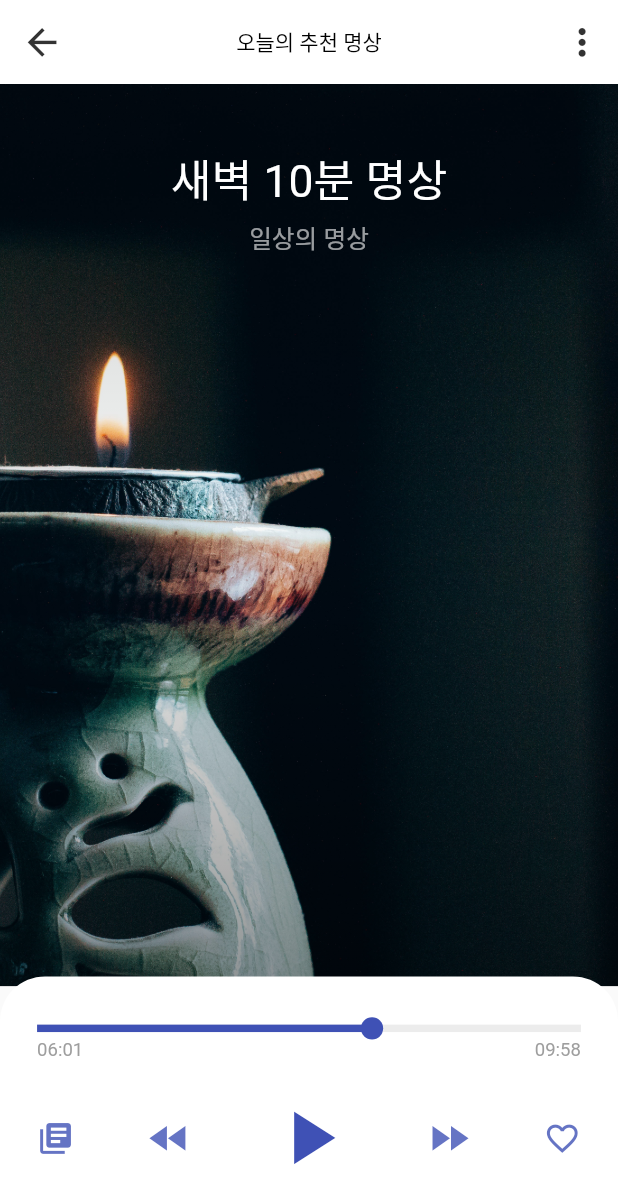
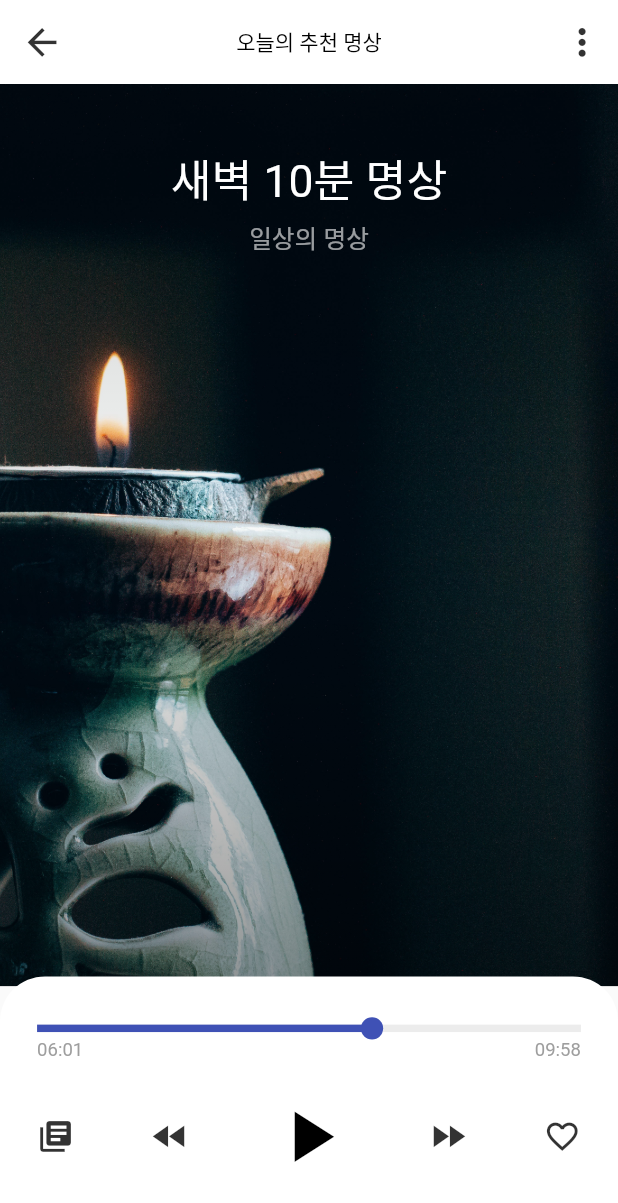
Before and after one commit to Kimdonghyeon7645/Contemplation, a Flutter app: the MeditationRunPage screen opened by its route, on a phone screen of 412 x 824 dp. Shown: the top 1203 px of the screen. Run offline on Flutter 3.47's test engine with Material 2 defaults, Android fonts, the phone set to English and light mode, and no system bars; our stand-ins replace get, material_design_icons_flutter; network calls fail.

Commit message:
code : change button-color in screen_meditation_run_page.dart

```diff
--- a/lib/screens/meditation/screen_meditation_run_page.dart
+++ b/lib/screens/meditation/screen_meditation_run_page.dart
@@ -5,6 +5,7 @@ import 'package:flutter/material.dart';
 import 'package:get/get.dart';
 
 class MeditationRunPage extends StatelessWidget {
+  final Color btnColor = Colors.black;
   @override
   Widget build(BuildContext context) {
     return Scaffold(
@@ -119,18 +120,18 @@ class MeditationRunPage extends StatelessWidget {
                       children: [
                         Icon(Icons.library_books,
                             size: Get.height * 0.03,
-                            color: Colors.indigo.withOpacity(0.8)),
+                            color: btnColor.withOpacity(0.8)),
                         Icon(Icons.fast_rewind,
-                            size: Get.height * 0.04,
-                            color: Colors.indigo.withOpacity(0.8)),
+                            size: Get.height * 0.035,
+                            color: btnColor.withOpacity(0.8)),
                         Icon(Icons.play_arrow,
-                            size: Get.height * 0.073, color: Colors.indigo),
+                            size: Get.height * 0.07, color: btnColor),
                         Icon(Icons.fast_forward,
-                            size: Get.height * 0.04,
-                            color: Colors.indigo.withOpacity(0.8)),
+                            size: Get.height * 0.035,
+                            color: btnColor.withOpacity(0.8)),
                         Icon(Icons.favorite_border,
                             size: Get.height * 0.03,
-                            color: Colors.indigo.withOpacity(0.8)),
+                            color: btnColor.withOpacity(0.8)),
                       ],
                     ),
                   ),
```
